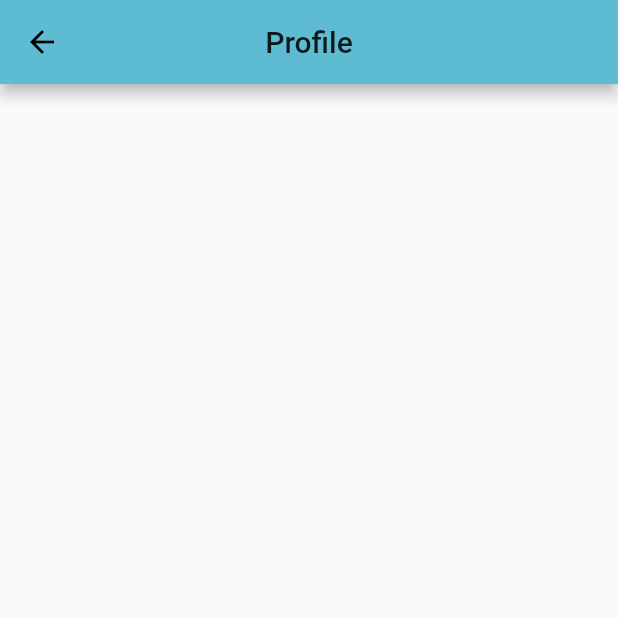
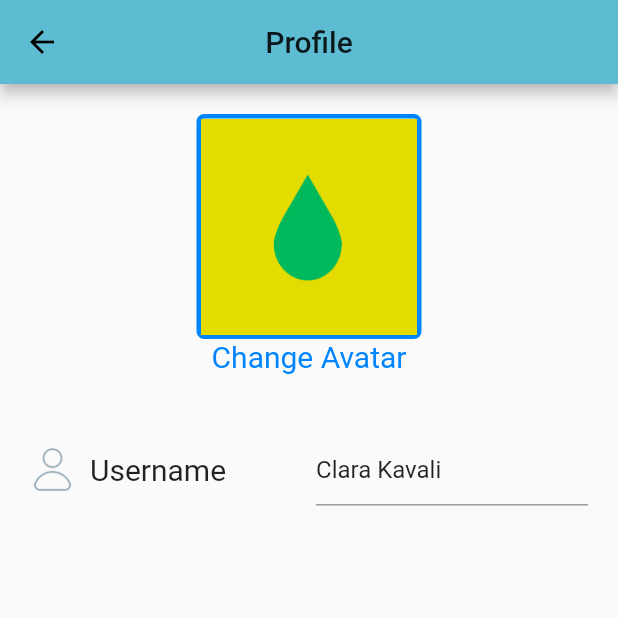
Before and after one commit to tl94/geiger_edu, a Flutter app: the ProfileScreen screen opened by its route, on a phone screen of 412 x 824 dp, the top half of it. Run offline on Flutter 3.47's test engine with Material 2 defaults, Android fonts, the phone set to English and light mode, and no system bars; our stand-ins replace flutter_svg; missing offline and left inert: webview_flutter_plus.

Commit message:
400 - user profile picture, username

```diff
--- a/lib/screens/profile_screen.dart
+++ b/lib/screens/profile_screen.dart
@@ -1,6 +1,10 @@
+import 'package:flutter/cupertino.dart';
 import 'package:flutter/material.dart';
 import 'package:flutter/rendering.dart';
+import 'package:flutter_svg/flutter_svg.dart';
 import 'package:geiger_edu/widgets/NavigationContainer.dart';
+
+import 'package:flutter/foundation.dart';
 
 import 'home_screen.dart';
 
@@ -8,6 +12,7 @@ class ProfileScreen extends StatelessWidget {
   static const routeName = '/profilescreen';
 
   static const bckColor = const Color(0xFF5dbcd2); //0xFFedb879
+  static const borderColor = const Color(0xff0085ff);
 
   @override
   Widget build(BuildContext context) {
@@ -22,16 +27,58 @@ class ProfileScreen extends StatelessWidget {
         backgroundColor: bckColor,
       ),
       body: Container(
-        margin: EdgeInsets.fromLTRB(0.0, 0.0, 0.0, 30),
+        margin: EdgeInsets.fromLTRB(20.0, 20.0, 20.0, 20.0),
         child: Column(
-          mainAxisAlignment: MainAxisAlignment.center,
-          crossAxisAlignment: CrossAxisAlignment.stretch,
+          mainAxisAlignment: MainAxisAlignment.start,
+          //crossAxisAlignment: CrossAxisAlignment.stretch,
           children: <Widget>[
-            //simple navigation
+
+        //** USER IMAGE **
+            Column( children: <Widget>[
+              Container(
+                  height: 150,
+                  width: 150,
+                  decoration: BoxDecoration(
+                      border: Border.all(
+                        color: borderColor,
+                        width: 3,
+                      ),
+                      borderRadius: BorderRadius.circular(5.0)
+                  ),
+                  child: ClipRect(
+                      child:Image.asset("assets/img/profile/default.png", fit: BoxFit.fitHeight))
+              ),
+              Text("Change Avatar",
+                  style: TextStyle(fontWeight: FontWeight.normal, fontSize: 20, color: borderColor))
+            ]),
+            SizedBox(height: 40),
+        //** USER NAME INPUT **
+            Column(  children: <Widget>[
+                  Row(//crossAxisAlignment: CrossAxisAlignment.center,
+                      mainAxisAlignment: MainAxisAlignment.spaceBetween,
+                      children: <Widget>[
+                    Image.asset("assets/img/profile/user_icon.png", height: 30 ),
+                    SizedBox(width: 10),
+                    Text("Username", style: TextStyle(fontSize: 20),),
+                    SizedBox(width: 60),
+                    new Flexible(child: SizedBox( width: 200, child: TextField(
+                      controller: new TextEditingController(text: "Clara Kavali"),
+                      decoration: InputDecoration(
+                        //hintText: 'username',
+                        //labelText: 'username'
+                      ),
+                      maxLines: 1,
+                      //maxLength: 14,
+                      onEditingComplete:() { debugPrint('username:'); },)),
+                    )
+            ]),]),
+
             Container(
-                //TODO ADD PROFILE
+              //TODO: LEARN SCORE
+            ),
+            Container(
+              //TODO: LEARN PROGRESS - API export
             )
-
           ],
         ),
 
--- a/pubspec.yaml
+++ b/pubspec.yaml
@@ -24,13 +24,15 @@ dependencies:
   flutter:
     sdk: flutter
 
-
   # The following adds the Cupertino Icons font to your application.
   # Use with the CupertinoIcons class for iOS style icons.
   cupertino_icons: ^1.0.2
   flutter_html: ^2.1.0
   #webview_flutter: ^2.0.8
   webview_flutter_plus: ^0.2.2
+
+  #to load svg images
+  flutter_svg: ^0.22.0
 
 dev_dependencies:
   flutter_test:
@@ -54,6 +56,7 @@ flutter:
   assets:
     - assets/
     - assets/logo/
+    - assets/img/profile/
     - assets/lesson/
     - assets/lesson/password/password_safety/eng/
     - assets/lesson/password/password_safety/eng/img/
```
Also changed, not shown: assets/img/profile/default.png, assets/img/profile/user_icon.png (added), pubspec.lock.
